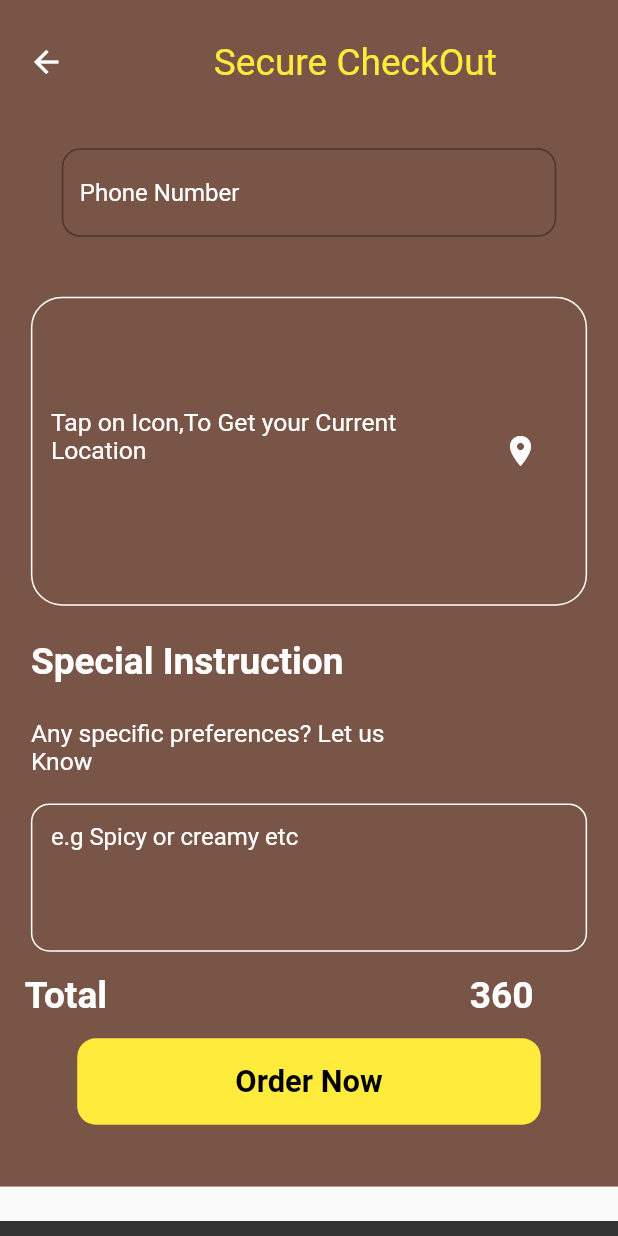
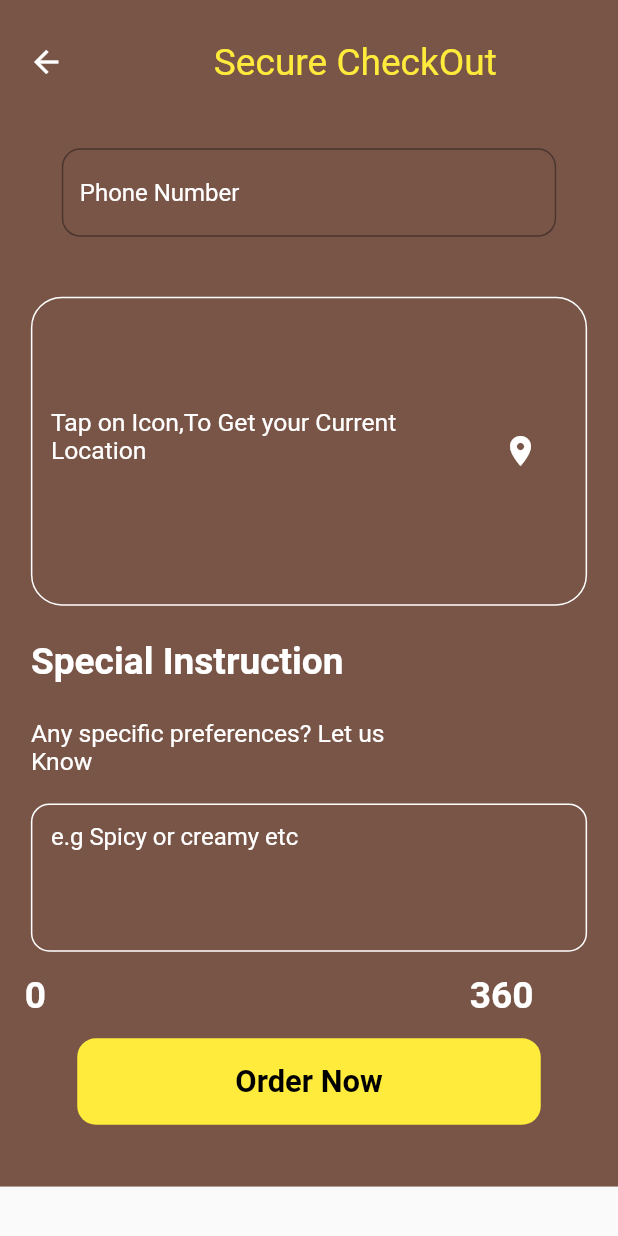
Before and after one commit to ahmadzafar848/foodapp, a Flutter app: the CheckoutScreen screen opened directly, on a phone screen of 412 x 824 dp. Run offline on Flutter 3.47's test engine with Material 2 defaults, Android fonts, the light colour scheme and no system bars; our stand-ins replace bloc, cached_network_image, firebase_auth, firebase_core, flutter_bloc, google_sign_in and 2 more; accounts and stored records are empty.

Commit message:
Initial Commit

```diff
--- /dev/null
+++ b/lib/bloc/confirm_order_bloc/confirm_order_event.dart
@@ -0,0 +1,9 @@
+part of 'confirm_order_bloc.dart';
+
+@immutable
+abstract class ConfirmOrderEvent {}
+
+class ConfirmOrderSuccessfullyEvent extends ConfirmOrderEvent {
+  ConfirmOrderModel model;
+  ConfirmOrderSuccessfullyEvent({required this.model});
+}
--- /dev/null
+++ b/lib/bloc/confirm_order_bloc/confirm_order_state.dart
@@ -0,0 +1,16 @@
+part of 'confirm_order_bloc.dart';
+
+@immutable
+abstract class ConfirmOrderState {}
+
+class ConfirmOrderInitialState extends ConfirmOrderState {}
+
+class ConfirmOrderSuccessfullyState extends ConfirmOrderState {
+  final String message;
+  ConfirmOrderSuccessfullyState({required this.message});
+}
+
+class ConfirmOrderFailedState extends ConfirmOrderState {
+  final String message;
+  ConfirmOrderFailedState({required this.message});
+}
--- a/lib/bloc/signup_bloc/sign_up_state.dart
+++ b/lib/bloc/signup_bloc/sign_up_state.dart
@@ -5,7 +5,10 @@ abstract class SignUpState {}
 
 class SignUpInitialState extends SignUpState {}
 
-class SignUpSuccessfullyState extends SignUpState {}
+class SignUpSuccessfullyState extends SignUpState {
+  final int id;
+  SignUpSuccessfullyState({required this.id});
+}
 
 class SignUpFailedState extends SignUpState {
   final String message;
--- /dev/null
+++ b/lib/constants/client_id.dart
@@ -0,0 +1,8 @@
+class ClientId {
+  static int clientId = 0; //got from signup bloc
+  static int orderAmount = 0; //got from cartBloc
+  static int orderTotalAmount = 0; //got from cartBloc
+  static int taxAmount = 0; //salesTax  //got from cartBloc
+  static int taxPercentage = 10; //we will give 10% because it is fix
+  static int deliveryCharges = 200; //this is also fix which is 200
+}
--- /dev/null
+++ b/lib/models/confirm_order_model.dart
@@ -0,0 +1,59 @@
+// To parse this JSON data, do
+//
+//     final proceedToCheckOutModel = proceedToCheckOutModelFromMap(jsonString);
+
+import 'dart:convert';
+
+class ConfirmOrderModel {
+  int? clientId;
+  int? orderTotalAmount;
+  int? orderAmount;
+  int? taxAmount;
+  String? orderDescription;
+  String? deliveryAddress;
+  String? deliveryPhoneNumber;
+  int? taxPercentage;
+  int? deliveryCharges;
+
+  ConfirmOrderModel({
+    this.clientId,
+    this.orderTotalAmount,
+    this.orderAmount,
+    this.taxAmount,
+    this.orderDescription,
+    this.deliveryAddress,
+    this.deliveryPhoneNumber,
+    this.taxPercentage,
+    this.deliveryCharges,
+  });
+
+  factory ConfirmOrderModel.fromJson(String str) =>
+      ConfirmOrderModel.fromMap(json.decode(str));
+
+  String toJson() => json.encode(toMap());
+
+  factory ConfirmOrderModel.fromMap(Map<String, dynamic> json) =>
+      ConfirmOrderModel(
+        clientId: json["ClientId"],
+        orderTotalAmount: json["OrderTotalAmount"],
+        orderAmount: json["OrderAmount"],
+        taxAmount: json["TaxAmount"],
+        orderDescription: json["OrderDescription"],
+        deliveryAddress: json["DeliveryAddress"],
+        deliveryPhoneNumber: json["DeliveryPhoneNumber"],
+        taxPercentage: json["TaxPercentage"],
+        deliveryCharges: json["DeliveryCharges"],
+      );
+
+  Map<String, dynamic> toMap() => {
+        "ClientId": clientId,
+        "OrderTotalAmount": orderTotalAmount,
+        "OrderAmount": orderAmount,
+        "TaxAmount": taxAmount,
+        "OrderDescription": orderDescription,
+        "DeliveryAddress": deliveryAddress,
+        "DeliveryPhoneNumber": deliveryPhoneNumber,
+        "TaxPercentage": taxPercentage,
+        "DeliveryCharges": deliveryCharges,
+      };
+}
--- a/lib/screens/checkout_screen.dart
+++ b/lib/screens/checkout_screen.dart
@@ -1,4 +1,7 @@
 import 'package:flutter/material.dart';
+import 'package:flutter/scheduler.dart';
+import 'package:flutter_bloc/flutter_bloc.dart';
+import 'package:meher_kitchen/bloc/confirm_order_bloc/confirm_order_bloc.dart';
 
 import '../widgets/checkout_screen_widgets.dart';
 
@@ -7,6 +10,35 @@ class CheckoutScreen extends StatelessWidget {
 
   @override
   Widget build(BuildContext context) {
-    return SafeArea(child: Scaffold(body: CheckoutScreenInitialUI()));
+    return SafeArea(
+        child: Scaffold(body: BlocBuilder<ConfirmOrderBloc, ConfirmOrderState>(
+      builder: (context, state) {
+        if (state is ConfirmOrderInitialState) {
+          return CheckoutScreenInitialUI();
+        } else if (state is ConfirmOrderSuccessfullyState) {
+          SchedulerBinding.instance.addPostFrameCallback((timeStamp) {
+            ScaffoldMessenger.of(context).showSnackBar(
+              SnackBar(
+                content: Text(state.message),
+              ),
+            );
+          });
+          return CheckoutScreenInitialUI();
+        } else if (state is ConfirmOrderFailedState) {
+          SchedulerBinding.instance.addPostFrameCallback((timeStamp) {
+            ScaffoldMessenger.of(context).showSnackBar(
+              SnackBar(
+                content: Text(state.message),
+              ),
+            );
+          });
+          return CheckoutScreenInitialUI();
+        } else {
+          return Center(
+            child: Text('Checkout screen builder error'),
+          );
+        }
+      },
+    )));
   }
 }
--- a/lib/screens/signup_screen.dart
+++ b/lib/screens/signup_screen.dart
@@ -7,6 +7,7 @@ import 'package:meher_kitchen/widgets/signup_screen_widgets.dart';
 import '../bloc/signup_bloc/sign_up_bloc.dart';
 
 class SignUpScreen extends StatelessWidget {
+  static int clientId = 0;
   SignUpScreen({Key? key}) : super(key: key);
 
   @override
--- a/lib/utils/api_service/api_urls.dart
+++ b/lib/utils/api_service/api_urls.dart
@@ -9,3 +9,4 @@ const String productByIdUrl =
     '/api/FoodProduct/PublicGetProductListByCategoryId';
 const String proceedToCheckOutUrl =
     '/api/FoodDelivery/PublicInsertFoodOrderDetail';
+const String confirmOrderUrl = '/api/FoodDelivery/PublicInsertFoodOrder';
--- a/lib/widgets/checkout_screen_widgets.dart
+++ b/lib/widgets/checkout_screen_widgets.dart
@@ -1,5 +1,10 @@
 import 'package:flutter/cupertino.dart';
 import 'package:flutter/material.dart';
+import 'package:meher_kitchen/bloc/confirm_order_bloc/confirm_order_bloc.dart';
+import 'package:provider/provider.dart';
+
+import '../constants/client_id.dart';
+import '../models/confirm_order_model.dart';
 
 class CheckoutScreenInitialUI extends StatelessWidget {
   CheckoutScreenInitialUI({Key? key}) : super(key: key);
@@ -7,8 +12,9 @@ class CheckoutScreenInitialUI extends StatelessWidget {
       TextEditingController();
   final TextEditingController specialInstructionTextEditingController =
       TextEditingController();
-  final _phoneNumberKey = GlobalKey<FormFieldState>();
-  final _addressKey = GlobalKey<FormFieldState>();
+  final TextEditingController addressTextEditingController =
+      TextEditingController();
+
   final _key = GlobalKey<FormState>();
   @override
   Widget build(BuildContext context) {
@@ -117,6 +123,7 @@ class CheckoutScreenInitialUI extends StatelessWidget {
                         child: Padding(
                           padding: EdgeInsets.only(left: width * 0.03),
                           child: TextFormField(
+                            controller: addressTextEditingController,
                             validator: (value) {
                               if (value!.isEmpty) {
                                 return 'Please Provide Address';
@@ -144,9 +151,15 @@ class CheckoutScreenInitialUI extends StatelessWidget {
                       //icon
                       SizedBox(
                         width: width * 0.12,
-                        child: Icon(
-                          Icons.location_on,
-                          color: Colors.white,
+                        child: GestureDetector(
+                          onTap: () {
+                            addressTextEditingController.text =
+                                'Cas Bahawalpur';
+                          },
+                          child: Icon(
+                            Icons.location_on,
+                            color: Colors.white,
+                          ),
                         ),
                       ),
                     ],
@@ -238,7 +251,7 @@ Know                      ''',
                       SizedBox(
                         width: width * 0.2,
                         child: Text(
-                          'Total',
+                          ClientId.orderTotalAmount.toString(),
                           style: TextStyle(
                               color: Colors.white,
                               fontWeight: FontWeight.bold,
@@ -270,7 +283,22 @@ Know                      ''',
               InkWell(
                 onTap: () {
                   if (_key.currentState!.validate()) {
-                    print('Validated');
+                    Provider.of<ConfirmOrderBloc>(context, listen: false).add(
+                        ConfirmOrderSuccessfullyEvent(
+                            model: ConfirmOrderModel(
+                                clientId: ClientId.clientId,
+                                orderTotalAmount: ClientId.orderTotalAmount,
+                                orderAmount: ClientId.orderAmount,
+                                orderDescription:
+                                    specialInstructionTextEditingController
+                                        .text,
+                                deliveryAddress:
+                                    addressTextEditingController.text,
+                                deliveryPhoneNumber:
+                                    phoneNoTextEditingController.text,
+                                taxPercentage: ClientId.taxPercentage,
+                                deliveryCharges: ClientId.deliveryCharges,
+                                taxAmount: ClientId.taxAmount)));
                   }
                 },
                 child: Container(
```
Also changed, not shown: lib/bloc/cart_bloc/cart_bloc.dart (+15 -0 lines), lib/bloc/confirm_order_bloc/confirm_order_bloc.dart (added, +46 -0 lines), lib/bloc/signin_bloc/sign_in_bloc.dart (+9 -2 lines), lib/bloc/signup_bloc/sign_up_bloc.dart (+9 -2 lines), lib/main.dart (+6 -2 lines), lib/utils/api_service/api_service.dart (+30 -15 lines).
